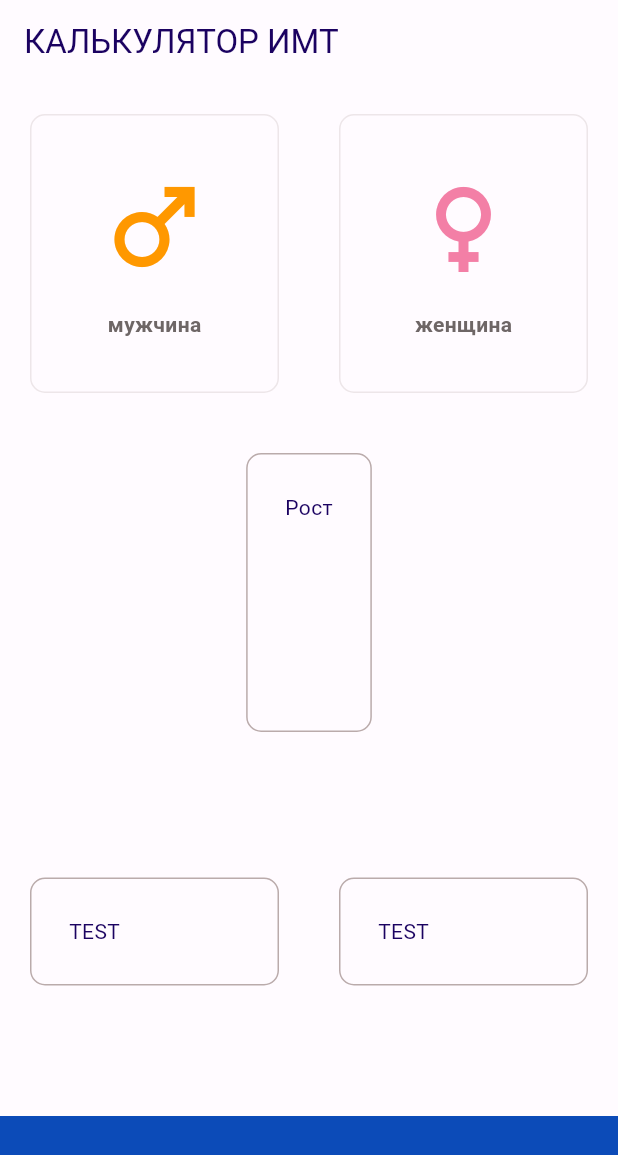
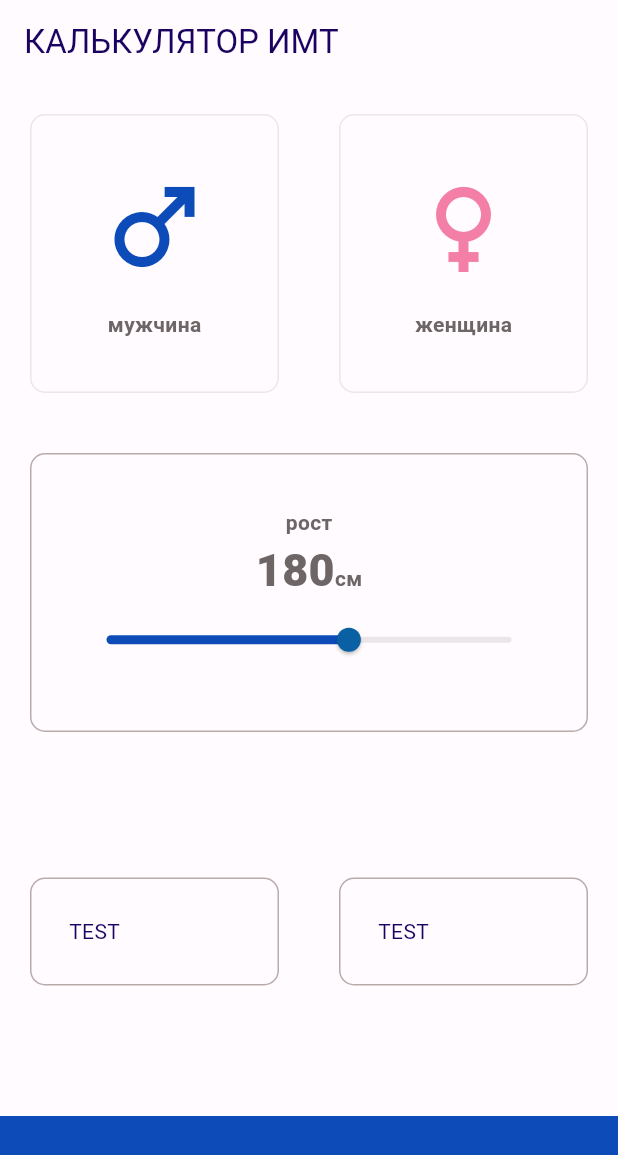
Before and after one commit to leksidev/flutter_bmi_app_by_leksiDev, a Flutter app: the screen it shows after launch, on a phone screen of 412 x 824 dp. Shown: the top 1155 px of the screen. Run offline on Flutter 3.47's test engine with Material 2 defaults, Android fonts, the phone set to English and light mode, and no system bars.

Commit message:
Added slider and slider theme for check hight

```diff
--- a/lib/constants.dart
+++ b/lib/constants.dart
@@ -1,7 +1,7 @@
 import 'package:flutter/material.dart';
 
 const kBottomContainerHight = 80.0;
-const kBottomContainerColor = Color.fromARGB(255, 12, 75, 184);
+const kDarkBlueAccentColor = Color.fromARGB(255, 12, 75, 184);
 const kPrimaryColor = Color.fromARGB(255, 186, 171, 171);
 const kInactiveColor = Color.fromARGB(68, 186, 171, 171);
 const kLabelColor = Color.fromARGB(255, 110, 102, 102);
@@ -11,3 +11,6 @@ const kLabelTextStyle = TextStyle(
   color: kLabelColor,
   fontWeight: FontWeight.bold,
 );
+
+const kNumberTextStyle =
+    TextStyle(fontSize: 30.0, fontWeight: FontWeight.w900, color: kLabelColor);
--- a/lib/input_page.dart
+++ b/lib/input_page.dart
@@ -18,6 +18,7 @@ class InputPage extends StatefulWidget {
 
 class _InputPageState extends State<InputPage> {
   Gender? selectedGender;
+  int _height = 180;
 
   @override
   Widget build(BuildContext context) {
@@ -28,6 +29,7 @@ class _InputPageState extends State<InputPage> {
         ),
       ),
       body: Column(
+        crossAxisAlignment: CrossAxisAlignment.stretch,
         children: [
           Expanded(
             child: Row(
@@ -47,7 +49,7 @@ class _InputPageState extends State<InputPage> {
                     cardChild: const CardContent(
                       label: 'мужчина',
                       icon: Icons.male,
-                      color: Colors.orange,
+                      color: kDarkBlueAccentColor,
                     ),
                   ),
                 ),
@@ -79,8 +81,48 @@ class _InputPageState extends State<InputPage> {
                 color: kPrimaryColor,
               ),
               cardChild: Column(
-                children: const [
-                  Text('Рост'),
+                mainAxisAlignment: MainAxisAlignment.center,
+                children: <Widget>[
+                  const Text(
+                    'рост',
+                    style: kLabelTextStyle,
+                  ),
+                  Row(
+                    mainAxisAlignment: MainAxisAlignment.center,
+                    crossAxisAlignment: CrossAxisAlignment.baseline,
+                    textBaseline: TextBaseline.alphabetic,
+                    children: [
+                      Text(
+                        _height.toString(),
+                        style: kNumberTextStyle,
+                      ),
+                      const Text(
+                        'см',
+                        style: kLabelTextStyle,
+                      ),
+                    ],
+                  ),
+                  SliderTheme(
+                    data: SliderTheme.of(context).copyWith(
+                        activeTrackColor: kDarkBlueAccentColor,
+                        inactiveTrackColor: kInactiveColor,
+                        overlayColor: const Color.fromARGB(79, 226, 32, 123),
+                        thumbShape: const RoundSliderThumbShape(
+                            enabledThumbRadius: 8.0),
+                        overlayShape:
+                            const RoundSliderOverlayShape(overlayRadius: 25.0)),
+                    child: Slider(
+                      value: _height.toDouble(),
+                      min: 120,
+                      max: 220,
+                      divisions: 100,
+                      onChanged: ((double value) {
+                        setState(() {
+                          _height = value.toInt();
+                        });
+                      }),
+                    ),
+                  )
                 ],
               ),
             ),
@@ -108,7 +150,7 @@ class _InputPageState extends State<InputPage> {
             ),
           ),
           Container(
-            color: kBottomContainerColor,
+            color: kDarkBlueAccentColor,
             margin: const EdgeInsets.only(
               top: 10.0,
             ),
```
